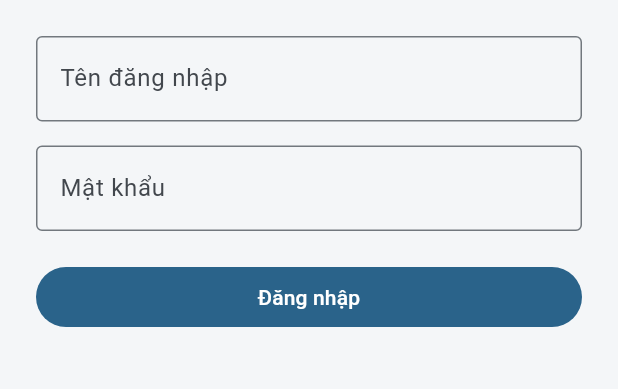
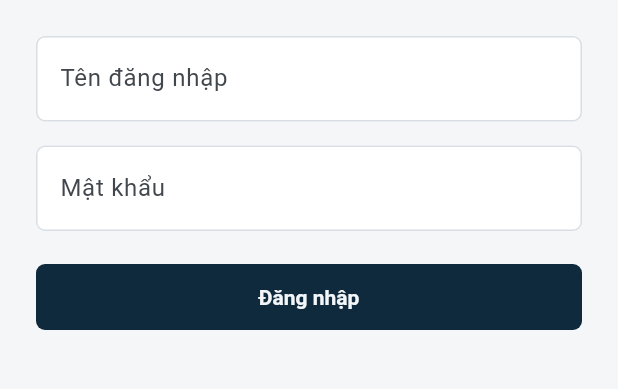
Before and after one commit to chiendoan77/nckh_app, a Flutter app: the screen it shows after launch, after a tap on "Đăng nhập", on a phone screen of 412 x 824 dp, the part 537-926 px from its top. Run offline on Flutter 3.47's test engine with Material 3 defaults, Android fonts, the phone set to English and light mode, and no system bars; our stand-ins replace dio, fl_chart, flutter_riverpod, go_router; missing offline and left inert: file_saver; Roboto replaces fonts that are missing (BeVietnamPro, SourceSerif4).

Commit message:
UI-2: academic control theme
Co-authored-by: Copilot <223556219+Copilot@users.noreply.github.com>

```diff
--- a/lib/app/theme/app_theme.dart
+++ b/lib/app/theme/app_theme.dart
@@ -14,16 +14,150 @@ class AppTheme {
     scaffoldBackgroundColor: background,
     colorScheme: ColorScheme.fromSeed(
       seedColor: AppTokens.sidebar,
-      surface: background,
+      surface: AppTokens.surface,
       onSurface: foreground,
-    ),
+    ).copyWith(primary: AppTokens.sidebar, onPrimary: AppTokens.sidebarText),
     textTheme: AppTokens.textTheme.apply(
       bodyColor: foreground,
       displayColor: foreground,
     ),
-    inputDecorationTheme: const InputDecorationTheme(
-      border: OutlineInputBorder(),
+    filledButtonTheme: FilledButtonThemeData(style: _buttonStyle),
+    textButtonTheme: TextButtonThemeData(style: _buttonStyle),
+    inputDecorationTheme: InputDecorationTheme(
+      filled: true,
+      fillColor: AppTokens.surface,
+      border: _inputBorder,
+      enabledBorder: _inputBorder,
+      focusedBorder: _inputFocusBorder,
+      errorBorder: _inputErrorBorder,
+      focusedErrorBorder: _inputErrorBorder,
+    ),
+    checkboxTheme: CheckboxThemeData(
+      fillColor: WidgetStateProperty.resolveWith(
+        (states) =>
+            states.contains(WidgetState.selected) ? AppTokens.sidebar : null,
+      ),
+      checkColor: const WidgetStatePropertyAll(AppTokens.sidebarText),
+      shape: RoundedRectangleBorder(
+        borderRadius: BorderRadius.all(AppTokens.checkboxRadius),
+      ),
+    ),
+    tabBarTheme: TabBarThemeData(
+      indicator: const UnderlineTabIndicator(
+        borderSide: BorderSide(color: AppTokens.accent, width: 2),
+      ),
+      indicatorSize: TabBarIndicatorSize.label,
+      labelColor: AppTokens.text,
+      unselectedLabelColor: AppTokens.textMuted,
+      labelStyle: const TextStyle(fontWeight: FontWeight.w700),
+      unselectedLabelStyle: const TextStyle(fontWeight: FontWeight.w500),
+      dividerColor: AppTokens.border,
+    ),
+    dropdownMenuTheme: DropdownMenuThemeData(
+      inputDecorationTheme: InputDecorationTheme(
+        filled: true,
+        fillColor: AppTokens.surface,
+        border: _inputBorder,
+        enabledBorder: _inputBorder,
+        focusedBorder: _inputFocusBorder,
+      ),
+      menuStyle: MenuStyle(
+        backgroundColor: const WidgetStatePropertyAll(AppTokens.surface),
+        surfaceTintColor: const WidgetStatePropertyAll(Colors.transparent),
+        elevation: const WidgetStatePropertyAll(0),
+        shape: WidgetStatePropertyAll(
+          RoundedRectangleBorder(
+            side: const BorderSide(color: AppTokens.border),
+            borderRadius: BorderRadius.all(AppTokens.controlRadius),
+          ),
+        ),
+      ),
+    ),
+    popupMenuTheme: PopupMenuThemeData(
+      color: AppTokens.surface,
+      surfaceTintColor: Colors.transparent,
+      elevation: 0,
+      shape: RoundedRectangleBorder(
+        side: const BorderSide(color: AppTokens.border),
+        borderRadius: BorderRadius.all(AppTokens.controlRadius),
+      ),
+    ),
+    datePickerTheme: DatePickerThemeData(
+      backgroundColor: AppTokens.surface,
+      headerBackgroundColor: AppTokens.sidebar,
+      headerForegroundColor: AppTokens.sidebarText,
+      dayForegroundColor: WidgetStateProperty.resolveWith(
+        (states) => states.contains(WidgetState.selected)
+            ? AppTokens.sidebarText
+            : AppTokens.text,
+      ),
+      dayBackgroundColor: WidgetStateProperty.resolveWith(
+        (states) =>
+            states.contains(WidgetState.selected) ? AppTokens.sidebar : null,
+      ),
+      todayForegroundColor: const WidgetStatePropertyAll(AppTokens.sidebar),
+      todayBackgroundColor: const WidgetStatePropertyAll(Colors.transparent),
+      todayBorder: const BorderSide(color: AppTokens.accent),
+      yearForegroundColor: const WidgetStatePropertyAll(AppTokens.text),
+      yearBackgroundColor: const WidgetStatePropertyAll(Colors.transparent),
+      shape: RoundedRectangleBorder(
+        side: const BorderSide(color: AppTokens.border),
+        borderRadius: BorderRadius.only(
+          topLeft: AppTokens.cardRadius,
+          topRight: AppTokens.controlRadius,
+          bottomLeft: AppTokens.controlRadius,
+          bottomRight: AppTokens.cardRadius,
+        ),
+      ),
+    ),
+    progressIndicatorTheme: const ProgressIndicatorThemeData(
+      color: AppTokens.sidebar,
+      circularTrackColor: AppTokens.border,
+      linearTrackColor: AppTokens.border,
+      refreshBackgroundColor: AppTokens.surface,
+      strokeWidth: 2.5,
+    ),
+    tooltipTheme: TooltipThemeData(
+      decoration: BoxDecoration(
+        color: AppTokens.text,
+        borderRadius: BorderRadius.all(AppTokens.tooltipRadius),
+      ),
+      textStyle: const TextStyle(color: AppTokens.sidebarText),
     ),
     dividerTheme: const DividerThemeData(color: AppTokens.border, thickness: 1),
+    listTileTheme: ListTileThemeData(
+      shape: RoundedRectangleBorder(
+        borderRadius: BorderRadius.all(AppTokens.controlRadius),
+      ),
+      selectedTileColor: AppTokens.sidebar.withValues(alpha: 0.06),
+    ),
+  );
+
+  static const _controlShape = RoundedRectangleBorder(
+    borderRadius: BorderRadius.all(AppTokens.controlRadius),
+  );
+
+  static const _buttonStyle = ButtonStyle(
+    shape: WidgetStatePropertyAll(_controlShape),
+    elevation: WidgetStatePropertyAll(0),
+    padding: WidgetStatePropertyAll(
+      EdgeInsets.symmetric(horizontal: 18, vertical: 14),
+    ),
+    textStyle: WidgetStatePropertyAll(TextStyle(fontWeight: FontWeight.w600)),
+  );
+
+  static const _inputBorder = OutlineInputBorder(
+    borderRadius: BorderRadius.all(AppTokens.controlRadius),
+    borderSide: BorderSide(color: AppTokens.border),
+  );
+
+  static const _inputFocusBorder = OutlineInputBorder(
+    borderRadius: BorderRadius.all(AppTokens.controlRadius),
+    borderSide: BorderSide(color: AppTokens.sidebar, width: 1.5),
+  );
+
+  static const _inputErrorBorder = OutlineInputBorder(
+    borderRadius: BorderRadius.all(AppTokens.controlRadius),
+    borderSide: BorderSide(color: AppTokens.danger),
   );
 }
--- a/lib/app/theme/app_tokens.dart
+++ b/lib/app/theme/app_tokens.dart
@@ -30,6 +30,8 @@ class AppTokens {
   };
 
   static const controlRadius = Radius.circular(6);
+  static const checkboxRadius = Radius.circular(3);
+  static const tooltipRadius = Radius.circular(4);
   static const cardRadius = Radius.circular(14);
   static const readableWidth = 650.0;
   static const sidebarWidth = 260.0;
```
Also changed, not shown: 1 other file.
